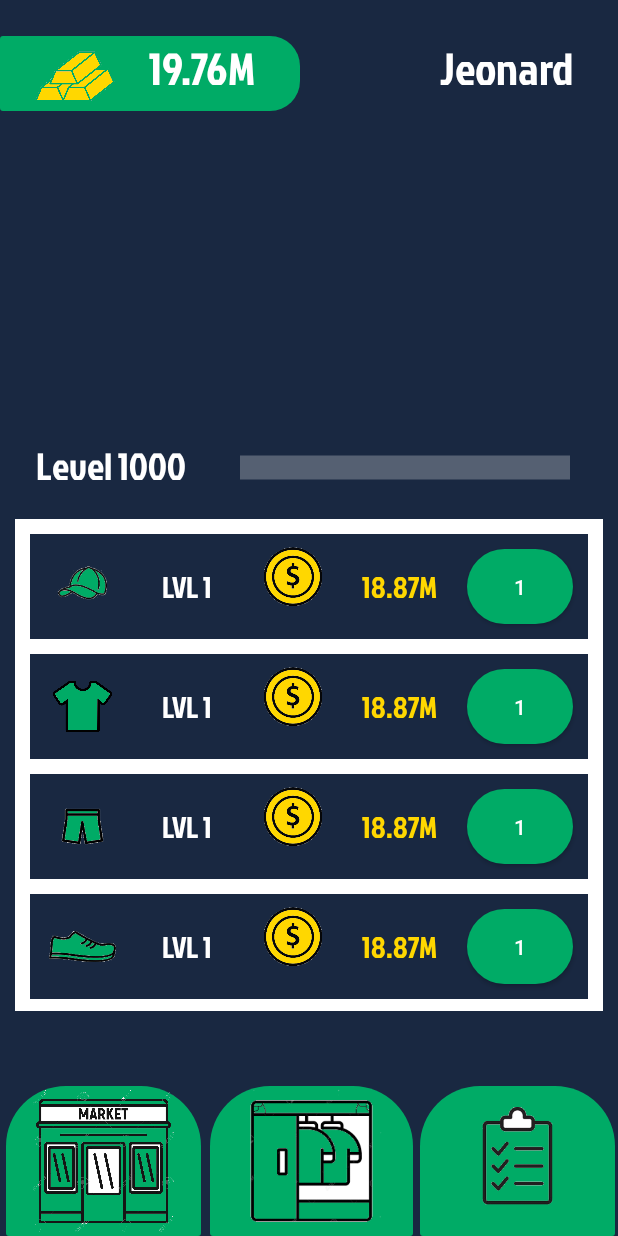
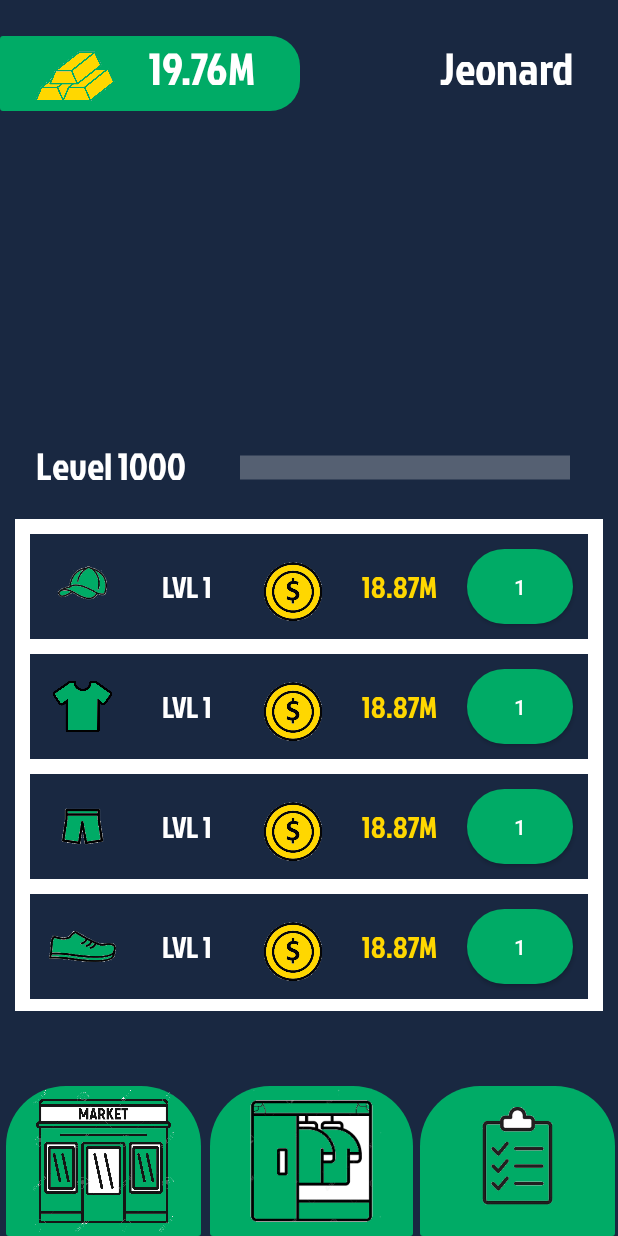
Before and after one commit to xwolfy01x/MOBDEVE, an Android app: the layout activity_home.xml on its own in the app's theme, with its tools: preview values and no code run, on a phone screen of 412 x 824 dp. Run offline under Robolectric (Android 15) with nearby library versions, the phone set to English and light mode, and no system bars.

Commit message:
Sudden UI Change

```diff
--- a/app/src/main/res/layout/activity_home.xml
+++ b/app/src/main/res/layout/activity_home.xml
@@ -133,7 +133,7 @@
             <ImageView
                 android:layout_width="0dp"
                 android:layout_height="50dp"
-                android:layout_marginTop="5dp"
+                android:layout_marginTop="15dp"
                 android:layout_weight="1"
                 android:src="@drawable/gold_coin"/>
             <TextView
@@ -186,7 +186,7 @@
             <ImageView
                 android:layout_width="0dp"
                 android:layout_height="50dp"
-                android:layout_marginTop="5dp"
+                android:layout_marginTop="15dp"
                 android:layout_weight="1"
                 android:src="@drawable/gold_coin"/>
             <TextView
@@ -241,7 +241,7 @@
             <ImageView
                 android:layout_width="0dp"
                 android:layout_height="50dp"
-                android:layout_marginTop="5dp"
+                android:layout_marginTop="15dp"
                 android:layout_weight="1"
                 android:src="@drawable/gold_coin"/>
             <TextView
@@ -295,7 +295,7 @@
             <ImageView
                 android:layout_width="0dp"
                 android:layout_height="50dp"
-                android:layout_marginTop="5dp"
+                android:layout_marginTop="15dp"
                 android:layout_weight="1"
                 android:src="@drawable/gold_coin"/>
             <TextView
```
